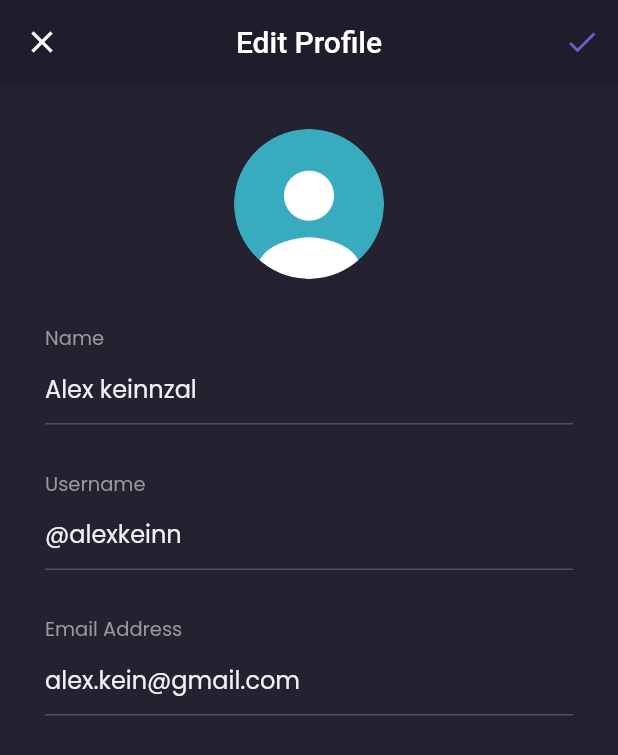
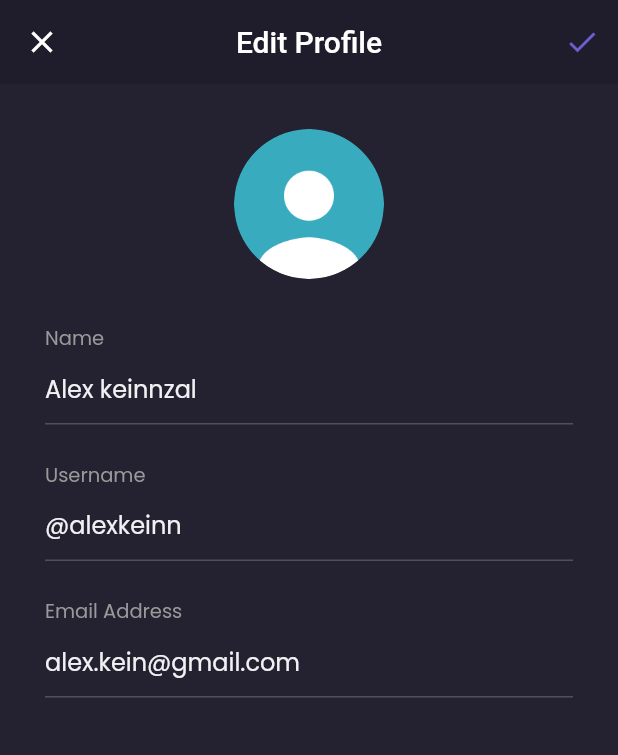
Before and after one commit to diajarkoding/shoes_store, a Flutter app: the EditProfilePage screen opened by its route, on a phone screen of 412 x 824 dp. Shown: the top 755 px of the screen. Run offline on Flutter 3.47's test engine with Material 2 defaults, Android fonts, the phone set to English and light mode, and no system bars; our stand-ins replace google_fonts.

Commit message:
Modified edit_profile_page.dart

```diff
--- a/lib/pages/edit_profile_page.dart
+++ b/lib/pages/edit_profile_page.dart
@@ -31,7 +31,7 @@ class EditProfilePage extends StatelessWidget {
 
     Widget nameInput() {
       return Padding(
-        padding: const EdgeInsets.only(bottom: defaultMargin),
+        padding: const EdgeInsets.only(bottom: 24),
         child: Column(
           crossAxisAlignment: CrossAxisAlignment.start,
           children: [
@@ -56,7 +56,7 @@ class EditProfilePage extends StatelessWidget {
 
     Widget userNameInput() {
       return Padding(
-        padding: const EdgeInsets.only(bottom: defaultMargin),
+        padding: const EdgeInsets.only(bottom: 24),
         child: Column(
           crossAxisAlignment: CrossAxisAlignment.start,
           children: [
@@ -80,9 +80,7 @@ class EditProfilePage extends StatelessWidget {
     }
 
     Widget emailInput() {
-      return Padding(
-        padding: const EdgeInsets.only(bottom: defaultMargin),
-        child: Column(
+      return Column(
         crossAxisAlignment: CrossAxisAlignment.start,
         children: [
           Text(
@@ -100,7 +98,6 @@ class EditProfilePage extends StatelessWidget {
             ),
           )
         ],
-        ),
       );
     }
 
@@ -133,6 +130,7 @@ class EditProfilePage extends StatelessWidget {
       backgroundColor: backgroudColor3,
       appBar: header(),
       body: content(),
+      resizeToAvoidBottomInset: false,
     );
   }
 }
```
Lines whose indentation alone changed are shown as unchanged.
